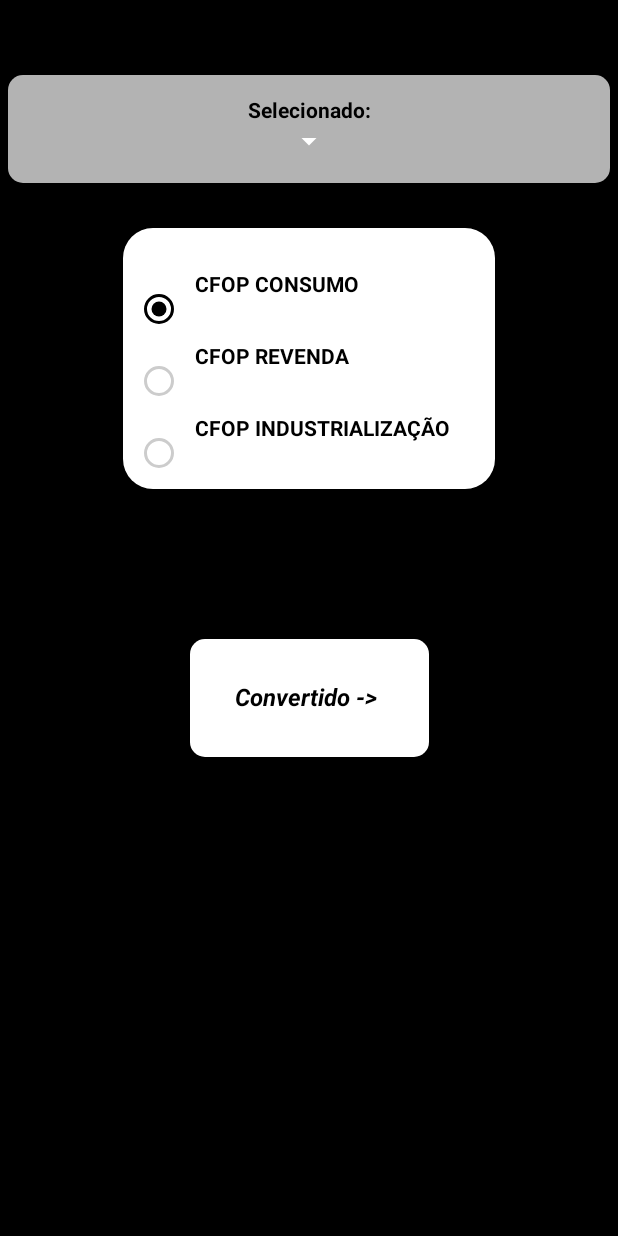
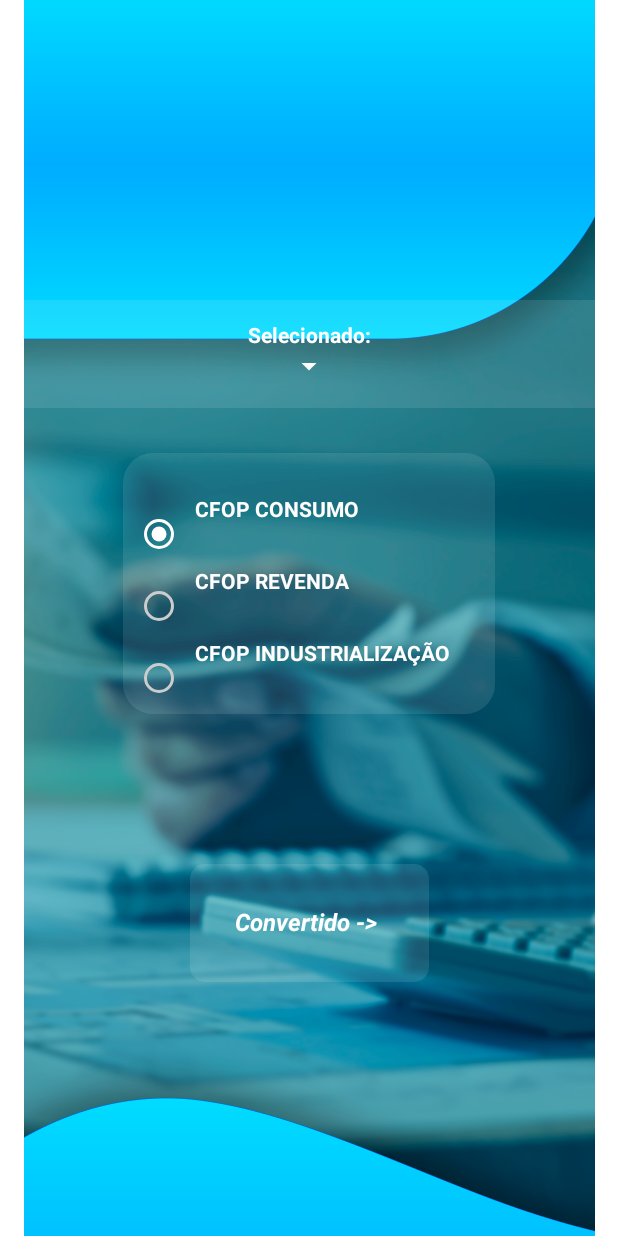
Before and after one commit to TalesPalma/Cfop-Convert-Mobile, an Android app built with Jetpack Compose: the @Preview function HomePreview, on a phone screen of 412 x 824 dp. Run offline under Robolectric (Android 15) with nearby library versions, the phone set to English and light mode, and no system bars; our stand-ins replace Dagger/Hilt's generated code, Room's generated code.

Commit message:
New background and desing

```diff
--- a/app/src/main/java/com/talespalma/cfopconvertmobile/ui/components/DropBoxList.kt
+++ b/app/src/main/java/com/talespalma/cfopconvertmobile/ui/components/DropBoxList.kt
@@ -34,19 +34,20 @@ fun DropBoxList(
     uiState: HomeScreenState
 ) {
 
-    Box(modifier = Modifier.padding(top = 50.dp, end = 5.dp, start = 5.dp, bottom = 30.dp)) {
+    val colorElement  = Color(0xFF, 0xFF, 0xFF).copy(alpha = 0.10f)
+    Box(modifier = Modifier.padding(top = 200.dp, end = 5.dp, start = 5.dp, bottom = 30.dp)) {
         Row(
             modifier = Modifier
                 .clip(RoundedCornerShape(10.dp))
                 .fillMaxWidth()
                 .clickable { homeViewModel.updateExpanded(true) }
-                .background(color = Color(0xFF, 0xFF, 0xFF).copy(alpha = 0.7f))
+                .background(colorElement)
                 .padding(16.dp),
         ) {
             Column {
                 Text(
                     text = "Selecionado:${uiState.cfopSelected}",
-                    color = Color.Black,
+                    color = Color.White,
                     textAlign = TextAlign.Center,
                     modifier = modifier.fillMaxWidth(),
                     fontWeight = FontWeight.Bold
@@ -61,12 +62,12 @@ fun DropBoxList(
         }
 
         DropdownMenu(
-            modifier = Modifier.align(Alignment.Center),
+            modifier = Modifier.align(Alignment.Center).background(colorElement),
             expanded = uiState.expanded,
             onDismissRequest = { homeViewModel.updateExpanded(false) }) {
             uiState.cfops.forEach { cfop ->
                 DropdownMenuItem(
-                    modifier = Modifier.background(Color.White),
+                    modifier = Modifier.background(colorElement),
                     text = { Text(text = cfop.code, color = Color.Black) },
                     onClick = {
                         homeViewModel.updateCfopSelected(cfop.code)
--- a/app/src/main/java/com/talespalma/cfopconvertmobile/ui/components/RadioButtons.kt
+++ b/app/src/main/java/com/talespalma/cfopconvertmobile/ui/components/RadioButtons.kt
@@ -29,15 +29,16 @@ fun RadioButtons(
     homeViewModel: HomeViewModel
 ) {
     val radioColors = RadioButtonColors(
-        selectedColor = Color.Black,
+        selectedColor = Color.White,
         unselectedColor = Color.LightGray,
-        disabledSelectedColor = Color.White,
-        disabledUnselectedColor = Color.White
+        disabledSelectedColor = Color.Black,
+        disabledUnselectedColor = Color.Black
     )
+    val colorText = Color.White
 
     Column(
         modifier = modifier.clip(shape = RoundedCornerShape(20.dp))
-            .background(color = Color(0xFF, 0xFF, 0xFF).copy(alpha = 1.0F))
+            .background(color = Color(0xFF, 0xFF, 0xFF).copy(alpha = 0.10F))
             .padding(top = 30.dp, end = 30.dp)
             .wrapContentSize(Alignment.Center)
     ) {
@@ -47,7 +48,7 @@ fun RadioButtons(
                 selected = (uiState.categorySelected == 1),
                 colors = radioColors
             )
-            Text("CFOP CONSUMO", color = Color.Black,fontWeight = FontWeight.Bold)
+            Text("CFOP CONSUMO", color = colorText,fontWeight = FontWeight.Bold)
         }
         Row {
             androidx.compose.material3.RadioButton(
@@ -55,7 +56,7 @@ fun RadioButtons(
                 selected = (uiState.categorySelected == 2),
                 colors = radioColors
             )
-            Text("CFOP REVENDA", color = Color.Black,fontWeight = FontWeight.Bold)
+            Text("CFOP REVENDA", color = colorText,fontWeight = FontWeight.Bold)
         }
         Row {
             androidx.compose.material3.RadioButton(
@@ -63,7 +64,7 @@ fun RadioButtons(
                 selected = (uiState.categorySelected == 3),
                 colors = radioColors
             )
-            Text("CFOP INDUSTRIALIZAÇÃO", color = Color.Black, fontWeight = FontWeight.Bold)
+            Text("CFOP INDUSTRIALIZAÇÃO", color = colorText, fontWeight = FontWeight.Bold)
         }
     }
 }
--- a/app/src/main/java/com/talespalma/cfopconvertmobile/ui/components/SideMenu.kt
+++ b/app/src/main/java/com/talespalma/cfopconvertmobile/ui/components/SideMenu.kt
@@ -34,7 +34,7 @@ fun SideMenuNavigation(modifier: Modifier = Modifier, navHostController: NavCont
         modifier = modifier
     ){
         NavigationRail(
-            containerColor = Color( 0xFF, 0xFF, 0xFF).copy(alpha = 0.7F),
+            containerColor = Color( 0xFF, 0xFF, 0xFF).copy(alpha = 0.10F),
             modifier = Modifier.clip(RoundedCornerShape(20.dp))
         ){
             pages.forEachIndexed { index, item ->
--- a/app/src/main/java/com/talespalma/cfopconvertmobile/ui/contact/ContactScreen.kt
+++ b/app/src/main/java/com/talespalma/cfopconvertmobile/ui/contact/ContactScreen.kt
@@ -1,5 +1,7 @@
 package com.talespalma.cfopconvertmobile.ui.contact
 
+import androidx.compose.foundation.Image
+import androidx.compose.foundation.layout.Box
 import androidx.compose.foundation.layout.Column
 import androidx.compose.foundation.layout.fillMaxSize
 import androidx.compose.foundation.layout.fillMaxWidth
@@ -8,16 +10,26 @@ import androidx.compose.material3.Text
 import androidx.compose.runtime.Composable
 import androidx.compose.ui.Alignment
 import androidx.compose.ui.Modifier
+import androidx.compose.ui.res.painterResource
 import androidx.compose.ui.text.style.TextAlign
 import androidx.compose.ui.tooling.preview.Preview
 import androidx.compose.ui.unit.dp
 import androidx.compose.ui.unit.sp
+import com.talespalma.cfopconvertmobile.R
 
 
 @Composable
 fun ContactScreen(
     modifier: Modifier = Modifier,
 ) {
+    val image = painterResource(R.drawable.fundo)
+    Box(modifier = Modifier.fillMaxSize()){
+        Image(
+            painter = image,
+            contentDescription = null,
+            modifier = Modifier.fillMaxSize()
+        )
+    }
     Column(
         modifier = modifier
             .fillMaxSize()
--- a/app/src/main/java/com/talespalma/cfopconvertmobile/ui/home/HomeScreen.kt
+++ b/app/src/main/java/com/talespalma/cfopconvertmobile/ui/home/HomeScreen.kt
@@ -1,6 +1,8 @@
 package com.talespalma.cfopconvertmobile.ui.home
 
+import androidx.compose.foundation.Image
 import androidx.compose.foundation.background
+import androidx.compose.foundation.layout.Box
 import androidx.compose.foundation.layout.Column
 import androidx.compose.foundation.layout.Spacer
 import androidx.compose.foundation.layout.fillMaxSize
@@ -17,13 +19,14 @@ import androidx.compose.ui.Alignment
 import androidx.compose.ui.Modifier
 import androidx.compose.ui.draw.clip
 import androidx.compose.ui.graphics.Color
+import androidx.compose.ui.res.painterResource
 import androidx.compose.ui.text.font.FontStyle
 import androidx.compose.ui.text.font.FontWeight
-import androidx.compose.ui.text.style.TextDecoration
 import androidx.compose.ui.tooling.preview.Preview
 import androidx.compose.ui.unit.dp
 import androidx.compose.ui.unit.sp
 import androidx.hilt.navigation.compose.hiltViewModel
+import com.talespalma.cfopconvertmobile.R
 import com.talespalma.cfopconvertmobile.ui.components.DropBoxList
 import com.talespalma.cfopconvertmobile.ui.components.RadioButtons
 
@@ -33,9 +36,21 @@ fun Home(
 ) {
     val homeViewModel: HomeViewModel = hiltViewModel()
     val uiState by homeViewModel.uiState.collectAsState()
+
+    val image = painterResource(R.drawable.fundo)
+    val colorElement  = Color(0xFF, 0xFF, 0xFF).copy(alpha = 0.10f)
+    Box(
+        modifier = Modifier.fillMaxSize()
+    ) {
+        Image(
+            painter = image,
+            contentDescription = null,
+            modifier = Modifier
+                .fillMaxSize()
+        )
+    }
         Column(
             modifier = modifier
-            .background(Color.Black)
                 .fillMaxSize()
                 .wrapContentWidth(align = Alignment.CenterHorizontally),
             horizontalAlignment = Alignment.CenterHorizontally
@@ -51,10 +66,10 @@ fun Home(
             Text(
                 modifier = Modifier
                     .clip(RoundedCornerShape(10.dp))
-                .background(Color(0xFF, 0xFF, 0xFF).copy(1.0F))
+                    .background(colorElement)
                     .padding(30.dp),
                 text = "Convertido -> ${uiState.cfopConvetido}",
-            color = Color.Black,
+                color = Color.White,
                 fontSize = 16.sp,
                 fontWeight = FontWeight.Bold,
                 fontStyle = FontStyle.Italic
@@ -63,7 +78,8 @@ fun Home(
     }
 
 
-@Preview(showSystemUi = true)
+
+@Preview()
 @Composable
 private fun HomePreview() {
     Home()
```
Also changed, not shown: app/src/main/res/drawable/fundo.png (added), app/src/main/res/drawable/fundo_conversor.png (added). Lines whose indentation alone changed are shown as unchanged.
